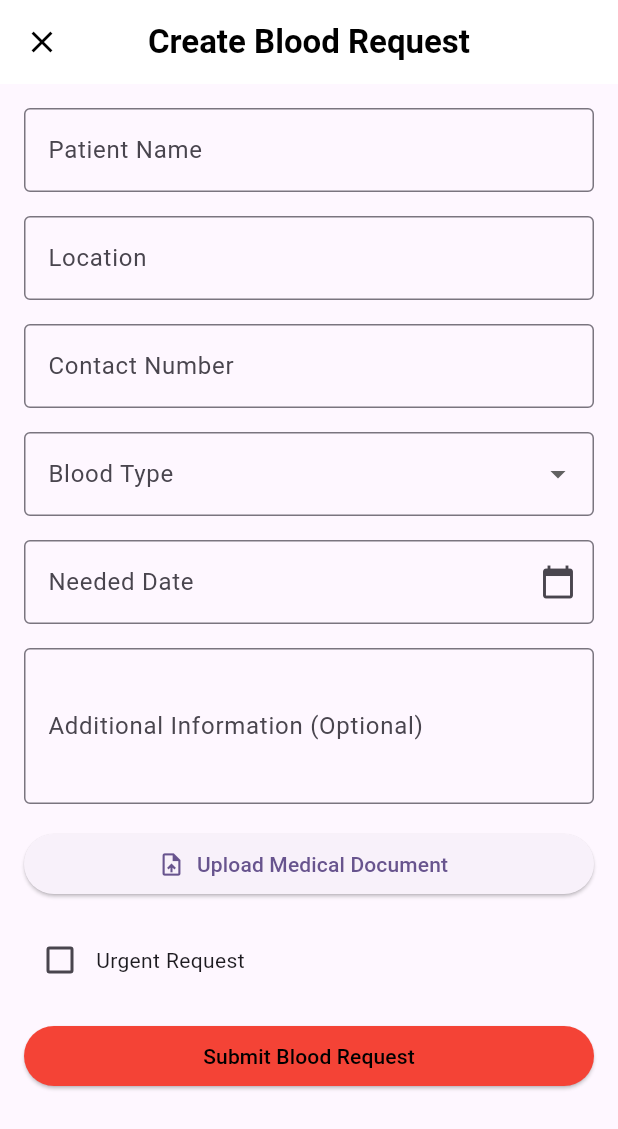
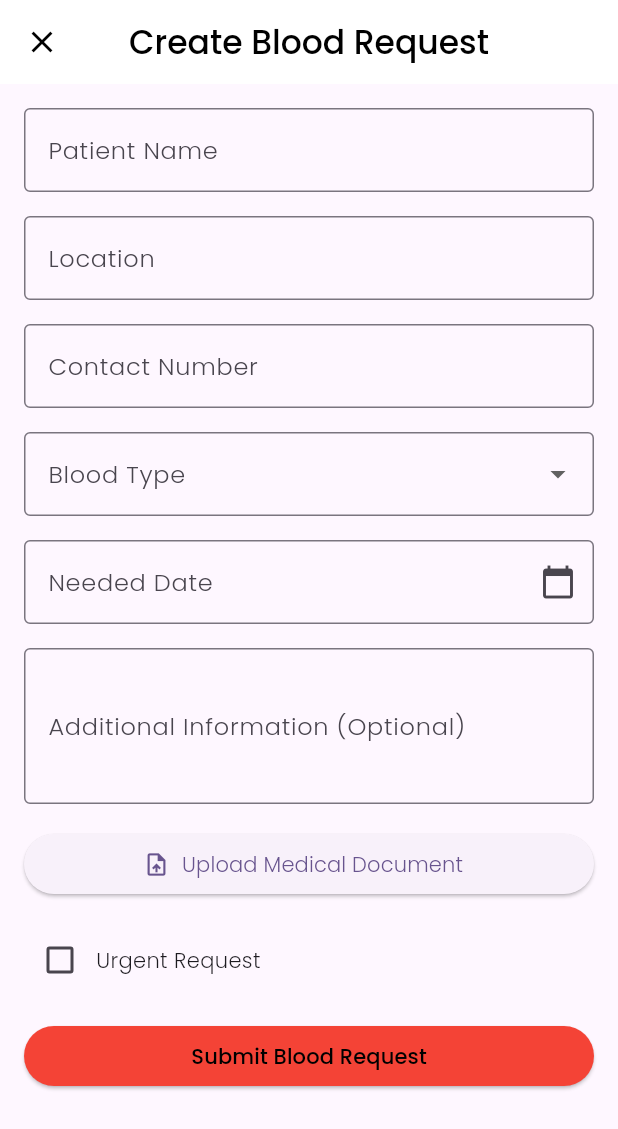
Before and after one commit to Pakhrin007/BloodLife, a Flutter app: the CreateBloodRequestScreen screen opened directly, after a tap on "Upload Medical Document", on a phone screen of 412 x 824 dp. Shown: the top 1129 px of the screen. Run offline on Flutter 3.47's test engine with Material 3 defaults, Android fonts, the phone set to English and light mode, and no system bars; our stand-ins replace animated_splash_screen, cached_network_image, cloud_firestore, curved_navigation_bar, file_picker, firebase_auth and 6 more; missing offline and left inert: cloudinary_public; accounts and stored records are empty.

Commit message:
request form

```diff
--- a/lib/pages/createBloodRequest.dart
+++ b/lib/pages/createBloodRequest.dart
@@ -63,7 +63,7 @@ class _CreateBloodRequestScreenState extends State<CreateBloodRequestScreen> {
             cloudinaryFileUrl = uploadedUrl;
           });
           ScaffoldMessenger.of(context).showSnackBar(
-            SnackBar(content: Text('Document uploaded successfully')),
+            const SnackBar(content: Text('Document uploaded successfully')),
           );
         }
       }
@@ -134,7 +134,7 @@ class _CreateBloodRequestScreenState extends State<CreateBloodRequestScreen> {
         });
 
         ScaffoldMessenger.of(context).showSnackBar(
-          SnackBar(content: Text('Blood Request Submitted Successfully')),
+          const SnackBar(content: Text('Blood Request Submitted Successfully')),
         );
         _resetForm();
       } catch (e) {
@@ -168,20 +168,20 @@ class _CreateBloodRequestScreenState extends State<CreateBloodRequestScreen> {
         backgroundColor: Colors.white,
         elevation: 0,
         leading: IconButton(
-          icon: Icon(Icons.close, color: Colors.black),
+          icon: const Icon(Icons.close, color: Colors.black),
           onPressed: () => Navigator.pop(context),
         ),
-        title: Text(
+        title: const Text(
           'Create Blood Request',
           style: TextStyle(
             color: Colors.black,
-            fontWeight: FontWeight.bold,
+            fontFamily: 'Poppins-Medium', // Bold font for title
           ),
         ),
         centerTitle: true,
       ),
       body: SingleChildScrollView(
-        padding: EdgeInsets.all(16),
+        padding: const EdgeInsets.all(16),
         child: Form(
           key: _formKey,
           child: Column(
@@ -190,8 +190,9 @@ class _CreateBloodRequestScreenState extends State<CreateBloodRequestScreen> {
               // Patient Name
               TextFormField(
                 controller: patientNameController,
-                decoration: InputDecoration(
+                decoration: const InputDecoration(
                   labelText: 'Patient Name',
+                  labelStyle: TextStyle(fontFamily: 'Poppins-Light'), // Regular font
                   border: OutlineInputBorder(),
                 ),
                 validator: (value) =>
@@ -202,8 +203,9 @@ class _CreateBloodRequestScreenState extends State<CreateBloodRequestScreen> {
               // Location
               TextFormField(
                 controller: locationController,
-                decoration: InputDecoration(
+                decoration: const InputDecoration(
                   labelText: 'Location',
+                  labelStyle: TextStyle(fontFamily: 'Poppins-Light'), // Regular font
                   border: OutlineInputBorder(),
                 ),
                 validator: (value) =>
@@ -215,8 +217,9 @@ class _CreateBloodRequestScreenState extends State<CreateBloodRequestScreen> {
               TextFormField(
                 controller: contactController,
                 keyboardType: TextInputType.phone,
-                decoration: InputDecoration(
+                decoration: const InputDecoration(
                   labelText: 'Contact Number',
+                  labelStyle: TextStyle(fontFamily: 'Poppins-Light'), // Regular font
                   border: OutlineInputBorder(),
                 ),
                 validator: (value) =>
@@ -226,8 +229,9 @@ class _CreateBloodRequestScreenState extends State<CreateBloodRequestScreen> {
 
               // Blood Type Dropdown
               DropdownButtonFormField<String>(
-                decoration: InputDecoration(
+                decoration: const InputDecoration(
                   labelText: 'Blood Type',
+                  labelStyle: TextStyle(fontFamily: 'Poppins-Light'), // Regular font
                   border: OutlineInputBorder(),
                 ),
                 value: selectedBloodType,
@@ -241,16 +245,17 @@ class _CreateBloodRequestScreenState extends State<CreateBloodRequestScreen> {
                 validator: (value) =>
                 value == null ? 'Please select blood type' : null,
               ),
-              SizedBox(height: 16),
+              const SizedBox(height: 16),
 
               // Needed Date
               TextFormField(
                 controller: neededDateController,
                 decoration: InputDecoration(
                   labelText: 'Needed Date',
-                  border: OutlineInputBorder(),
+                  labelStyle: const TextStyle(fontFamily: 'Poppins-Light'), // Regular font
+                  border: const OutlineInputBorder(),
                   suffixIcon: IconButton(
-                    icon: Icon(Icons.calendar_today),
+                    icon: const Icon(Icons.calendar_today),
                     onPressed: () => _selectDate(context),
                   ),
                 ),
@@ -258,14 +263,15 @@ class _CreateBloodRequestScreenState extends State<CreateBloodRequestScreen> {
                 validator: (value) =>
                 value!.isEmpty ? 'Please select needed date' : null,
               ),
-              SizedBox(height: 16),
+              const SizedBox(height: 16),
 
               // Additional Information
               TextFormField(
                 controller: additionalInfoController,
                 maxLines: 3,
-                decoration: InputDecoration(
+                decoration: const InputDecoration(
                   labelText: 'Additional Information (Optional)',
+                  labelStyle: TextStyle(fontFamily: 'Poppins-Light'), // Regular font
                   border: OutlineInputBorder(),
                 ),
               ),
@@ -274,12 +280,13 @@ class _CreateBloodRequestScreenState extends State<CreateBloodRequestScreen> {
               // Medical Document Upload
               ElevatedButton.icon(
                 onPressed: pickMedicalDocument,
-                icon: Icon(Icons.upload_file),
+                icon: const Icon(Icons.upload_file),
                 label: Text(selectedMedicalFile != null
                     ? 'File Selected: ${selectedMedicalFile!.path.split('/').last}'
-                    : 'Upload Medical Document'),
+                    : 'Upload Medical Document',
+                    style: const TextStyle(fontFamily: 'Poppins-Light')), // Regular font
               ),
-              SizedBox(height: 16),
+              const SizedBox(height: 16),
 
               // Urgent Checkbox
               Row(
@@ -290,7 +297,7 @@ class _CreateBloodRequestScreenState extends State<CreateBloodRequestScreen> {
                       isUrgent = value!;
                     }),
                   ),
-                  Text('Urgent Request'),
+                  const Text('Urgent Request', style: TextStyle(fontFamily: 'Poppins-Light')), // Regular font
                 ],
               ),
               SizedBox(height: 16),
@@ -298,12 +305,12 @@ class _CreateBloodRequestScreenState extends State<CreateBloodRequestScreen> {
               // Submit Button
               ElevatedButton(
                 onPressed: submitBloodRequest,
-                child: Text(
-                  'Submit Blood Request',
-                  style: TextStyle(color: Colors.black),
-                ),
                 style: ElevatedButton.styleFrom(
                   backgroundColor: Colors.red,
+                ),
+                child: const Text(
+                  'Submit Blood Request',
+                  style: TextStyle(fontFamily: 'Poppins-Medium', color: Colors.black), // Bold font for button
                 ),
               ),
             ],
```
Lines whose indentation alone changed are shown as unchanged.
